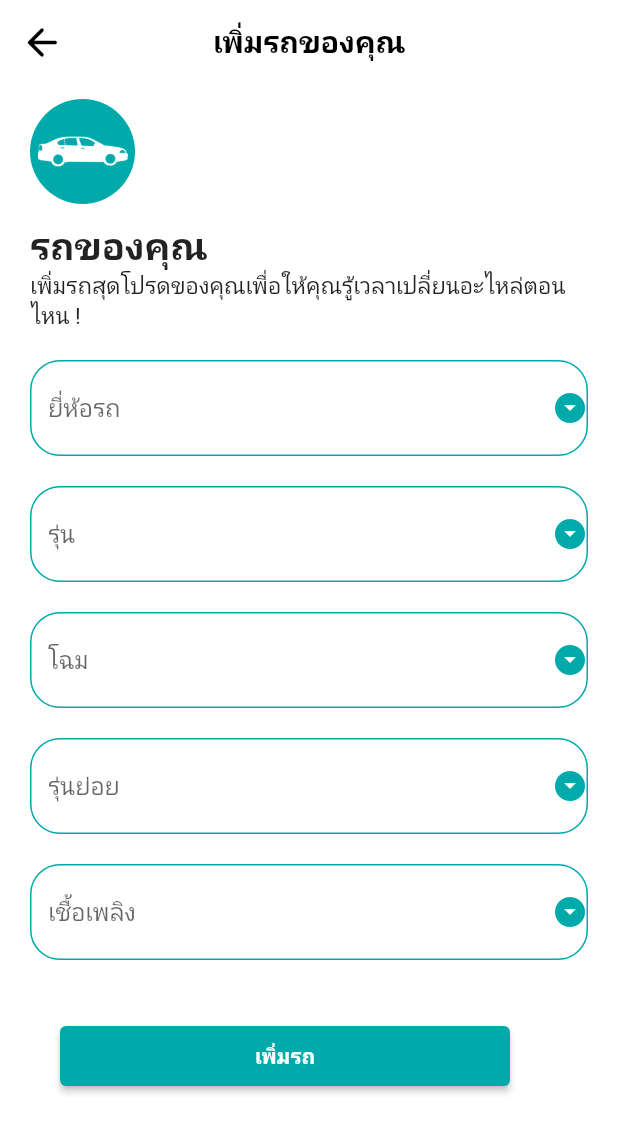
After one commit to aunderu/RacRoad, a Flutter app: the AddCarPage screen opened directly, on a phone screen of 412 x 824 dp. The commit adds this screen. Shown: the top 1133 px of the screen. Run offline on Flutter 3.47's test engine with Material 2 defaults, Android fonts, the phone set to English and light mode, and no system bars; our stand-ins replace auto_size_text, easy_debounce, expandable, flutter_speed_dial, fluttertoast, form_field_validator and 11 more; accounts and stored records are empty; Roboto replaces fonts that are missing (Sarabun).

Commit message:
update 9/11

```diff
--- a/lib/colors.dart
+++ b/lib/colors.dart
@@ -4,4 +4,5 @@ const primaryBGColor = Color.fromARGB(255, 241, 244, 248);
 const secondaryBGColor = Colors.white;
 
 const mainGreen = Color.fromARGB(255, 0, 170, 170);
+const lightGreen = Color.fromARGB(255, 0, 233, 233);
 const darkGray = Color.fromARGB(255, 102, 102, 102);
--- /dev/null
+++ b/lib/home/pages/profile/add_car/add_car.dart
@@ -0,0 +1,288 @@
+import 'package:flutter/material.dart';
+import 'package:fluttertoast/fluttertoast.dart';
+import 'package:get/get.dart';
+import 'package:google_fonts/google_fonts.dart';
+import 'package:rac_road/colors.dart';
+import 'package:rac_road/home/screens.dart';
+
+class AddCarPage extends StatefulWidget {
+  const AddCarPage({super.key});
+
+  @override
+  State<AddCarPage> createState() => _AddCarPageState();
+}
+
+class _AddCarPageState extends State<AddCarPage> {
+  GlobalKey<FormState> basicFormKey = GlobalKey<FormState>();
+
+  TextEditingController? carNameController;
+
+  final _carList = ["Toyota", "BMW", "Honda", "Izusu"];
+  String? _selectedVal = "";
+
+  @override
+  void initState() {
+    super.initState();
+    carNameController = TextEditingController();
+  }
+
+  @override
+  void dispose() {
+    carNameController?.dispose();
+    super.dispose();
+  }
+
+  @override
+  Widget build(BuildContext context) {
+    return Scaffold(
+      appBar: AppBar(
+        backgroundColor: Colors.white,
+        elevation: 0,
+        leading: IconButton(
+          icon: const Icon(
+            Icons.arrow_back_rounded,
+            color: Colors.black,
+            size: 30,
+          ),
+          onPressed: () {
+            Navigator.of(context).pop();
+          },
+        ),
+        title: Text(
+          'เพิ่มรถของคุณ',
+          style: GoogleFonts.sarabun(
+            color: Colors.black,
+            fontWeight: FontWeight.bold,
+          ),
+        ),
+        centerTitle: true,
+      ),
+      body: Padding(
+        padding: const EdgeInsets.only(right: 20, left: 20, top: 10),
+        child: Column(
+          crossAxisAlignment: CrossAxisAlignment.start,
+          children: [
+            Container(
+              width: 70,
+              height: 70,
+              clipBehavior: Clip.antiAlias,
+              decoration: const BoxDecoration(
+                shape: BoxShape.circle,
+                color: mainGreen,
+              ),
+              child: Padding(
+                padding: const EdgeInsets.all(5.0),
+                child: Image.asset(
+                  'assets/imgs/logos/car.png',
+                  fit: BoxFit.contain,
+                  color: Colors.white,
+                ),
+              ),
+            ),
+            const SizedBox(height: 10),
+            Text(
+              'รถของคุณ',
+              style: GoogleFonts.sarabun(
+                fontWeight: FontWeight.bold,
+                fontSize: 25,
+              ),
+            ),
+            Text(
+              'เพิ่มรถสุดโปรดของคุณเพื่อให้คุณรู้เวลาเปลี่ยนอะไหล่ตอนไหน !',
+              style: GoogleFonts.sarabun(
+                fontSize: 15,
+              ),
+            ),
+            const SizedBox(height: 20),
+            DropdownButtonFormField(
+              hint: const Text('ยี่ห้อรถ'),
+              icon: const Icon(
+                Icons.arrow_drop_down_circle,
+                color: mainGreen,
+              ),
+              decoration: InputDecoration(
+                enabledBorder: OutlineInputBorder(
+                  borderSide: const BorderSide(color: mainGreen, width: 1),
+                  borderRadius: BorderRadius.circular(20),
+                ),
+                focusedBorder: OutlineInputBorder(
+                  borderSide: const BorderSide(color: mainGreen, width: 1),
+                  borderRadius: BorderRadius.circular(20),
+                ),
+              ),
+              validator: (val) => val == null ? "Select a country" : null,
+              items: _carList
+                  .map(
+                    (e) => DropdownMenuItem(
+                      value: e,
+                      child: Text(e),
+                    ),
+                  )
+                  .toList(),
+              onChanged: (val) {
+                setState(() {
+                  _selectedVal = val as String;
+                });
+              },
+            ),
+            const SizedBox(height: 20),
+            DropdownButtonFormField(
+              hint: const Text('รุ่น'),
+              icon: const Icon(
+                Icons.arrow_drop_down_circle,
+                color: mainGreen,
+              ),
+              decoration: InputDecoration(
+                enabledBorder: OutlineInputBorder(
+                  borderSide: const BorderSide(color: mainGreen, width: 1),
+                  borderRadius: BorderRadius.circular(20),
+                ),
+                focusedBorder: OutlineInputBorder(
+                  borderSide: const BorderSide(color: mainGreen, width: 1),
+                  borderRadius: BorderRadius.circular(20),
+                ),
+              ),
+              validator: (val) => val == null ? "Select a country" : null,
+              items: _carList
+                  .map(
+                    (e) => DropdownMenuItem(
+                      value: e,
+                      child: Text(e),
+                    ),
+                  )
+                  .toList(),
+              onChanged: (val) {
+                setState(() {
+                  _selectedVal = val as String;
+                });
+              },
+            ),
+            const SizedBox(height: 20),
+            DropdownButtonFormField(
+              hint: const Text('โฉม'),
+              icon: const Icon(
+                Icons.arrow_drop_down_circle,
+                color: mainGreen,
+              ),
+              decoration: InputDecoration(
+                enabledBorder: OutlineInputBorder(
+                  borderSide: const BorderSide(color: mainGreen, width: 1),
+                  borderRadius: BorderRadius.circular(20),
+                ),
+                focusedBorder: OutlineInputBorder(
+                  borderSide: const BorderSide(color: mainGreen, width: 1),
+                  borderRadius: BorderRadius.circular(20),
+                ),
+              ),
+              validator: (val) => val == null ? "Select a country" : null,
+              items: _carList
+                  .map(
+                    (e) => DropdownMenuItem(
+                      value: e,
+                      child: Text(e),
+                    ),
+                  )
+                  .toList(),
+              onChanged: (val) {
+                setState(() {
+                  _selectedVal = val as String;
+                });
+              },
+            ),
+            const SizedBox(height: 20),
+            DropdownButtonFormField(
+              hint: const Text('รุ่นย่อย'),
+              icon: const Icon(
+                Icons.arrow_drop_down_circle,
+                color: mainGreen,
+              ),
+              decoration: InputDecoration(
+                enabledBorder: OutlineInputBorder(
+                  borderSide: const BorderSide(color: mainGreen, width: 1),
+                  borderRadius: BorderRadius.circular(20),
+                ),
+                focusedBorder: OutlineInputBorder(
+                  borderSide: const BorderSide(color: mainGreen, width: 1),
+                  borderRadius: BorderRadius.circular(20),
+                ),
+              ),
+              validator: (val) => val == null ? "Select a country" : null,
+              items: _carList
+                  .map(
+                    (e) => DropdownMenuItem(
+                      value: e,
+                      child: Text(e),
+                    ),
+                  )
+                  .toList(),
+              onChanged: (val) {
+                setState(() {
+                  _selectedVal = val as String;
+                });
+              },
+            ),
+            const SizedBox(height: 20),
+            DropdownButtonFormField(
+              hint: const Text('เชื้อเพลิง'),
+              icon: const Icon(
+                Icons.arrow_drop_down_circle,
+                color: mainGreen,
+              ),
+              decoration: InputDecoration(
+                enabledBorder: OutlineInputBorder(
+                  borderSide: const BorderSide(color: mainGreen, width: 1),
+                  borderRadius: BorderRadius.circular(20),
+                ),
+                focusedBorder: OutlineInputBorder(
+                  borderSide: const BorderSide(color: mainGreen, width: 1),
+                  borderRadius: BorderRadius.circular(20),
+                ),
+              ),
+              validator: (val) => val == null ? "Select a country" : null,
+              items: _carList
+                  .map(
+                    (e) => DropdownMenuItem(
+                      value: e,
+                      child: Text(e),
+                    ),
+                  )
+                  .toList(),
+              onChanged: (val) {
+                setState(() {
+                  _selectedVal = val as String;
+                });
+              },
+            ),
+            const SizedBox(height: 20),
+            Padding(
+              padding: const EdgeInsets.all(20.0),
+              child: ElevatedButton(
+                onPressed: () {
+                  Get.to(ScreensPage());
+                  Fluttertoast.showToast(
+                    msg: "เพิ่มรถเรียบร้อย",
+                    backgroundColor: mainGreen,
+                    fontSize: 17,
+                  );
+                },
+                style: ElevatedButton.styleFrom(
+                  backgroundColor: mainGreen,
+                  minimumSize: const Size(
+                    300,
+                    40,
+                  ),
+                ),
+                child: Text(
+                  'เพิ่มรถ',
+                  style: GoogleFonts.sarabun(
+                    fontWeight: FontWeight.bold,
+                  ),
+                ),
+              ),
+            ),
+          ],
+        ),
+      ),
+    );
+  }
+}
--- a/lib/home/pages/profile/apply_for_technician/TAF.dart
+++ b/lib/home/pages/profile/apply_for_technician/TAF.dart
@@ -79,6 +79,12 @@ class _TAFpageState extends State<TAFpage> {
           : Form(
               autovalidateMode: AutovalidateMode.onUserInteraction,
               key: formKeys,
+              child: Theme(
+                data: ThemeData(
+                  colorScheme: Theme.of(context).colorScheme.copyWith(
+                        primary: mainGreen,
+                      ),
+                ),
                 child: Stepper(
                   type: StepperType.vertical,
                   steps: getSteps(),
@@ -106,6 +112,7 @@ class _TAFpageState extends State<TAFpage> {
                       ? null
                       : () => setState(
                             () => currentStep -= 1,
+                          ),
                 ),
               ),
             ),
--- a/lib/home/pages/profile/my_car_widget.dart
+++ b/lib/home/pages/profile/my_car_widget.dart
@@ -2,6 +2,7 @@ import 'package:auto_size_text/auto_size_text.dart';
 import 'package:flutter/material.dart';
 import 'package:google_fonts/google_fonts.dart';
 import 'package:percent_indicator/linear_percent_indicator.dart';
+import 'package:rac_road/home/pages/profile/add_car/add_car.dart';
 import 'package:rac_road/home/pages/profile/car_details.dart';
 
 import '../../../colors.dart';
@@ -38,12 +39,12 @@ class _MyCarWidgetState extends State<MyCarWidget> {
             const SizedBox(height: 10),
             TextButton(
               onPressed: () async {
-                // await Navigator.push(
-                //   context,
-                //   MaterialPageRoute(
-                //     builder: (context) => const TAFpage(),
-                //   ),
-                // );
+                await Navigator.push(
+                  context,
+                  MaterialPageRoute(
+                    builder: (context) => const AddCarPage(),
+                  ),
+                );
               },
               child: Text(
                 'เพิ่มรถ',
--- a/lib/main.dart
+++ b/lib/main.dart
@@ -66,7 +66,7 @@ class _MyAppState extends State<MyApp> {
       debugShowCheckedModeBanner: false,
       title: 'RacRoad',
       theme: ThemeData(
-        primarySwatch: Colors.blue,
+        primaryColor: mainGreen,
         scaffoldBackgroundColor: Colors.white,
       ),
       home: const CheckLogin(),
```
Also changed, not shown: assets/imgs/logos/car.png (added). Lines whose indentation alone changed are shown as unchanged.
